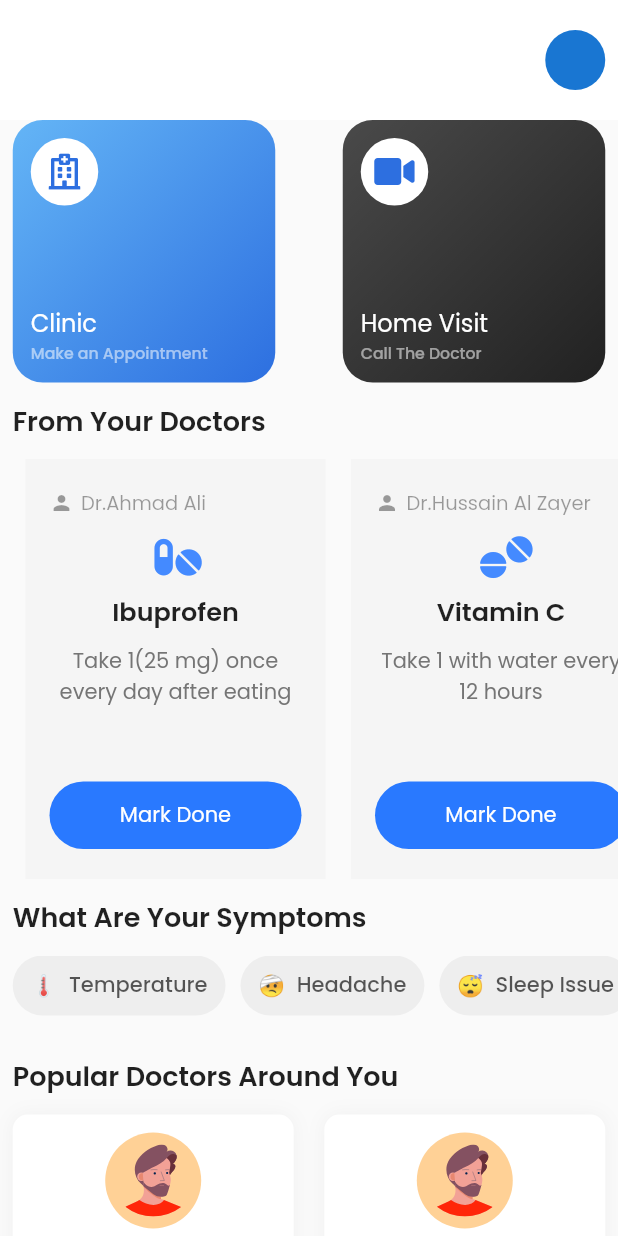
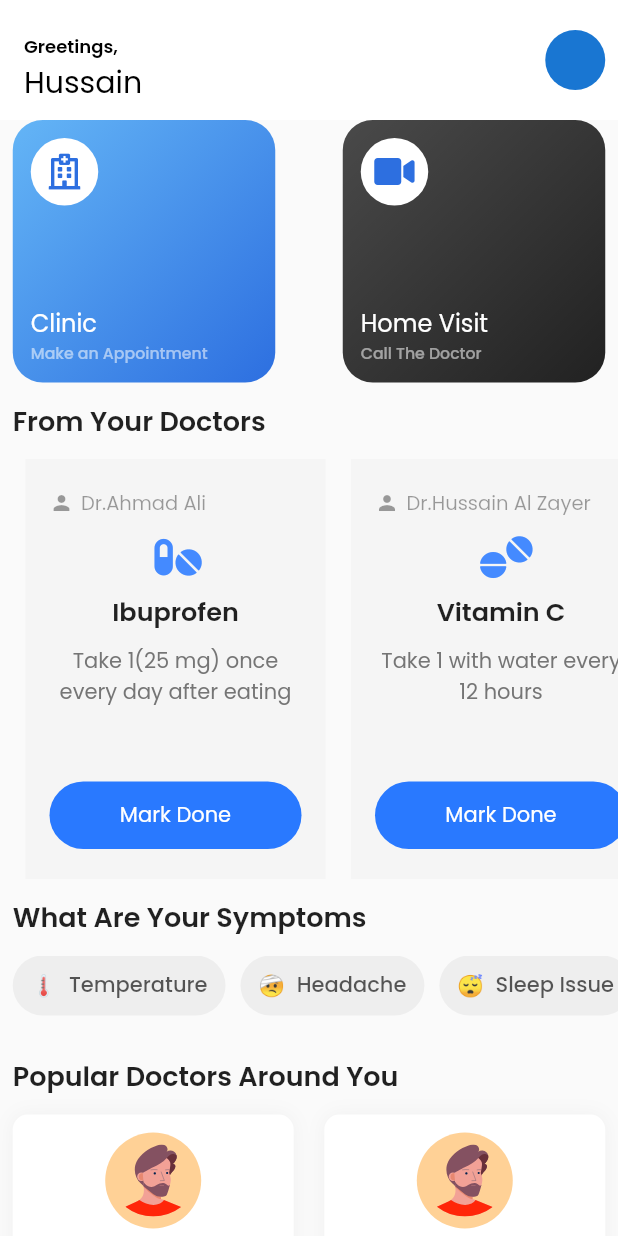
Before and after one commit to niassuh1/yaha, a Flutter app: the Home screen opened directly, on a phone screen of 412 x 824 dp. Run offline on Flutter 3.47's test engine with Material 2 defaults, Android fonts, the phone set to English and light mode, and no system bars; our stand-ins replace country_code_picker, flutter_svg, font_awesome_flutter, persistent_bottom_nav_bar.

Commit message:
Final changes

```diff
--- a/lib/screens/Home.dart
+++ b/lib/screens/Home.dart
@@ -192,10 +192,16 @@ class Home extends StatelessWidget {
         ),
         Text(
           'Greetings,',
-          style:
-              TextStyle(fontSize: 12, height: 0, fontWeight: FontWeight.w600),
+          style: TextStyle(
+              fontSize: 12,
+              height: 0,
+              fontWeight: FontWeight.w700,
+              color: Colors.black),
         ),
-        Text('Hussain'),
+        Text(
+          'Hussain',
+          style: TextStyle(color: Colors.black, fontWeight: FontWeight.w400),
+        ),
       ],
     );
   }
--- a/lib/screens/doctor_screen.dart
+++ b/lib/screens/doctor_screen.dart
@@ -4,7 +4,7 @@ import 'package:font_awesome_flutter/font_awesome_flutter.dart';
 
 import 'package:yaha/entities/doctor.dart';
 import 'package:yaha/entities/review.dart';
-import 'package:yaha/screens/Home.dart';
+import 'package:yaha/screens/home.dart';
 import 'package:yaha/screens/doctor_screen_header.dart';
 import 'package:yaha/widgets/review_card.dart';
 
--- a/lib/screens/main_screen.dart
+++ b/lib/screens/main_screen.dart
@@ -1,7 +1,7 @@
 import 'package:flutter/material.dart';
 import 'package:persistent_bottom_nav_bar/persistent-tab-view.dart';
 
-import 'Home.dart';
+import 'home.dart';
 
 class MainScreen extends StatefulWidget {
   const MainScreen({Key? key}) : super(key: key);
```
Also changed, not shown: pubspec.lock.
